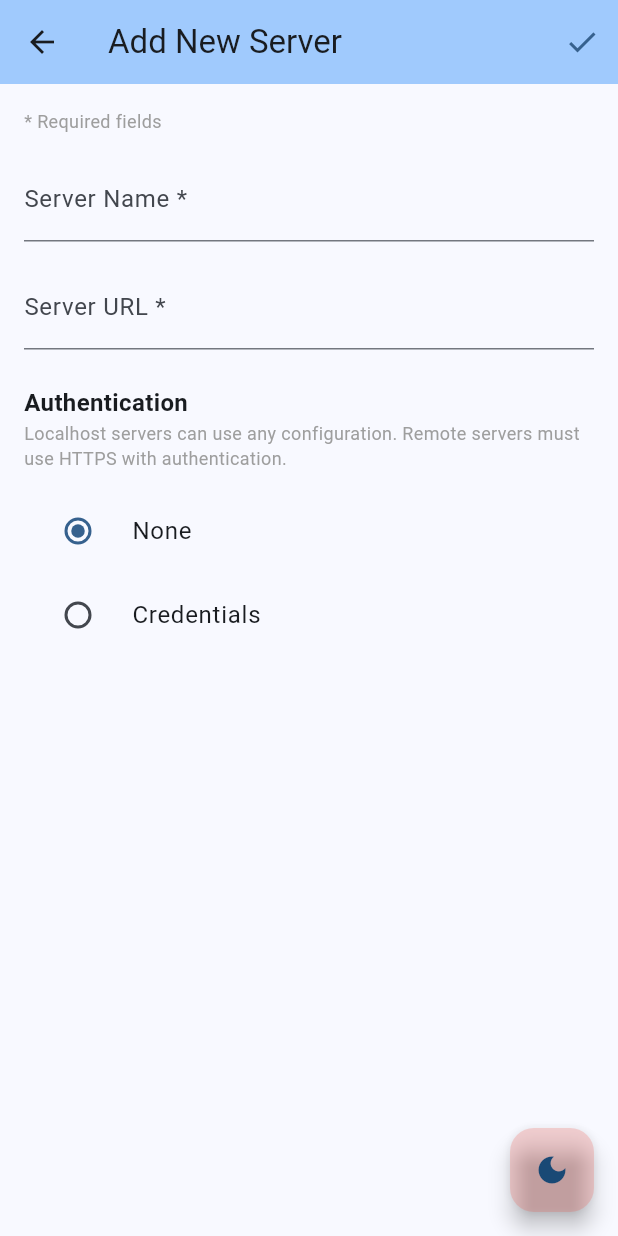
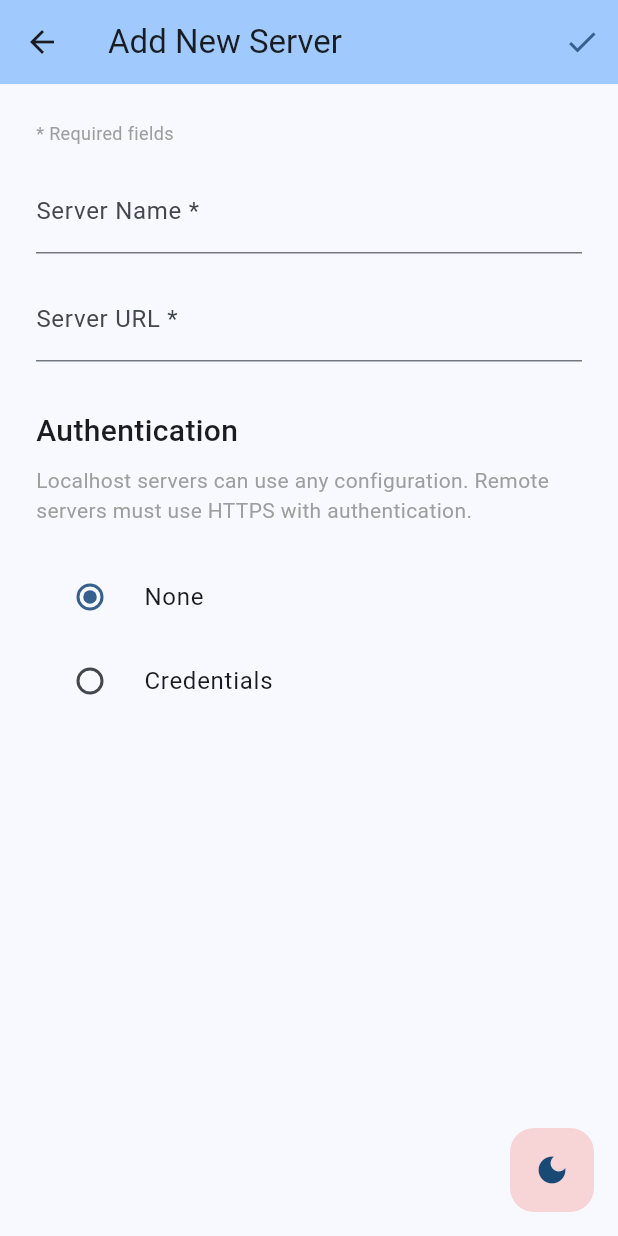
Before and after one commit to outcatcher/silo-tavern, a Flutter app: the screen it shows after launch, after a tap on "Add Server", on a phone screen of 412 x 824 dp. Run offline on Flutter 3.47's test engine with Material 3 defaults, Android fonts, the phone set to English and light mode, and no system bars; our stand-ins replace flutter_secure_storage, go_router, shared_preferences; missing offline and left inert: mutex.

Commit message:
Theme fixes

```diff
--- a/lib/main.dart
+++ b/lib/main.dart
@@ -71,6 +71,9 @@ class _SiloTavernAppState extends State<SiloTavernApp> {
                 backgroundColor: _isDarkMode
                     ? Colors.blue.withValues(alpha: 0.2)
                     : Colors.red.withValues(alpha: 0.2),
+                elevation: 0,
+                hoverElevation: 0,
+                focusElevation: 0,
                 child: Icon(
                   _isDarkMode ? Icons.light_mode : Icons.dark_mode,
                 ),
--- a/lib/ui/server_creation_page.dart
+++ b/lib/ui/server_creation_page.dart
@@ -149,7 +149,7 @@ class _ServerCreationPageState extends State<ServerCreationPage> {
         child: ConstrainedBox(
           constraints: const BoxConstraints(maxWidth: 800),
           child: Padding(
-            padding: const EdgeInsets.all(16.0),
+            padding: const EdgeInsets.all(24.0),
             child: Form(
               key: _formKey,
               child: SingleChildScrollView(
@@ -165,8 +165,6 @@ class _ServerCreationPageState extends State<ServerCreationPage> {
                       initialValue: _name,
                       decoration: const InputDecoration(
                         labelText: 'Server Name *',
-                        hintText: 'Example',
-                        hintStyle: TextStyle(color: Colors.grey),
                       ),
                       validator: (value) {
                         if (value == null || value.isEmpty) {
@@ -183,8 +181,6 @@ class _ServerCreationPageState extends State<ServerCreationPage> {
                       initialValue: _url,
                       decoration: const InputDecoration(
                         labelText: 'Server URL *',
-                        hintText: 'https://example.com:8000',
-                        hintStyle: TextStyle(color: Colors.grey),
                       ),
                       validator: (value) {
                         if (value == null || value.isEmpty) {
@@ -200,19 +196,20 @@ class _ServerCreationPageState extends State<ServerCreationPage> {
                         _url = value!;
                       },
                     ),
-                    const SizedBox(height: 24),
+                    const SizedBox(height: 32),
                     const Text(
                       'Authentication',
                       style: TextStyle(
-                        fontSize: 16,
-                        fontWeight: FontWeight.bold,
+                        fontSize: 20,
+                        fontWeight: FontWeight.w500,
                       ),
                     ),
+                    const SizedBox(height: 8),
                     const Text(
                       'Localhost servers can use any configuration. Remote servers must use HTTPS with authentication.',
-                      style: TextStyle(fontSize: 12, color: Colors.grey),
+                      style: TextStyle(fontSize: 14, color: Colors.grey),
                     ),
-                    const SizedBox(height: 12),
+                    const SizedBox(height: 20),
                     Column(
                       crossAxisAlignment: CrossAxisAlignment.start,
                       children: [
@@ -246,7 +243,7 @@ class _ServerCreationPageState extends State<ServerCreationPage> {
                               ? Column(
                                   crossAxisAlignment: CrossAxisAlignment.start,
                                   children: [
-                                    const SizedBox(height: 16),
+                                    const SizedBox(height: 20),
                                     TextFormField(
                                       initialValue: _username,
                                       decoration: const InputDecoration(
@@ -265,7 +262,7 @@ class _ServerCreationPageState extends State<ServerCreationPage> {
                                         _username = value!;
                                       },
                                     ),
-                                    const SizedBox(height: 16),
+                                    const SizedBox(height: 20),
                                     TextFormField(
                                       initialValue: _password,
                                       obscureText: true,
--- a/lib/ui/server_list_page.dart
+++ b/lib/ui/server_list_page.dart
@@ -211,7 +211,9 @@ class _ServerListPageState extends State<ServerListPage> {
                   itemCount: _servers.length,
                   itemBuilder: (context, index) {
                     final server = _servers[index];
-                    return GestureDetector(
+                    return Padding(
+                      padding: const EdgeInsets.symmetric(horizontal: 16, vertical: 8),
+                      child: GestureDetector(
                         onLongPressStart: (details) {
                           _showContextMenu(
                             context,
@@ -269,6 +271,7 @@ class _ServerListPageState extends State<ServerListPage> {
                           ),
                           child: _buildServerCard(context, server),
                         ),
+                      ),
                     );
                   },
                 ),
@@ -279,7 +282,7 @@ class _ServerListPageState extends State<ServerListPage> {
 
   Widget _buildEmptyState(BuildContext context) {
     return Padding(
-      padding: const EdgeInsets.all(32.0),
+      padding: const EdgeInsets.all(48.0),
       child: Column(
         mainAxisAlignment: MainAxisAlignment.center,
         children: [
@@ -288,23 +291,23 @@ class _ServerListPageState extends State<ServerListPage> {
             size: 64,
             color: Theme.of(context).colorScheme.primary.withValues(alpha: 0.6),
           ),
-          const SizedBox(height: 24),
+          const SizedBox(height: 32),
           const Text(
             'No servers configured',
-            style: TextStyle(fontSize: 20, fontWeight: FontWeight.w500),
+            style: TextStyle(fontSize: 24, fontWeight: FontWeight.w500),
           ),
-          const SizedBox(height: 8),
+          const SizedBox(height: 16),
           const Text(
             'Add your first server to get started',
             style: TextStyle(fontSize: 16, color: Colors.grey),
           ),
-          const SizedBox(height: 32),
+          const SizedBox(height: 40),
           ElevatedButton.icon(
             onPressed: _addServer,
             icon: const Icon(Icons.add),
             label: const Text('Add Server'),
             style: ElevatedButton.styleFrom(
-              padding: const EdgeInsets.symmetric(horizontal: 24, vertical: 12),
+              padding: const EdgeInsets.symmetric(horizontal: 24, vertical: 16),
               textStyle: const TextStyle(fontSize: 16),
             ),
           ),
@@ -318,7 +321,7 @@ class _ServerListPageState extends State<ServerListPage> {
     final isHttps = server.address.startsWith('https');
 
     return Card(
-      margin: const EdgeInsets.symmetric(horizontal: 16, vertical: 8),
+      margin: EdgeInsets.zero,
       child: ListTile(
         leading: CircleAvatar(
           backgroundColor: isHttps ? Colors.grey[700] : Colors.grey[500],
@@ -330,7 +333,7 @@ class _ServerListPageState extends State<ServerListPage> {
         title: Text(
           server.name,
           style: const TextStyle(
-            fontSize: 16,
+            fontSize: 18,
             fontWeight: FontWeight.w500,
           ),
         ),
@@ -348,6 +351,7 @@ class _ServerListPageState extends State<ServerListPage> {
                 child: CircularProgressIndicator(strokeWidth: 2),
               )
             : const Icon(Icons.arrow_forward, size: 16, color: Colors.grey),
+        contentPadding: const EdgeInsets.symmetric(horizontal: 16, vertical: 12),
         onTap: () {
           // Show placeholder connection success message with better contrast
           ScaffoldMessenger.of(context).showSnackBar(
```
Lines whose indentation alone changed are shown as unchanged.
